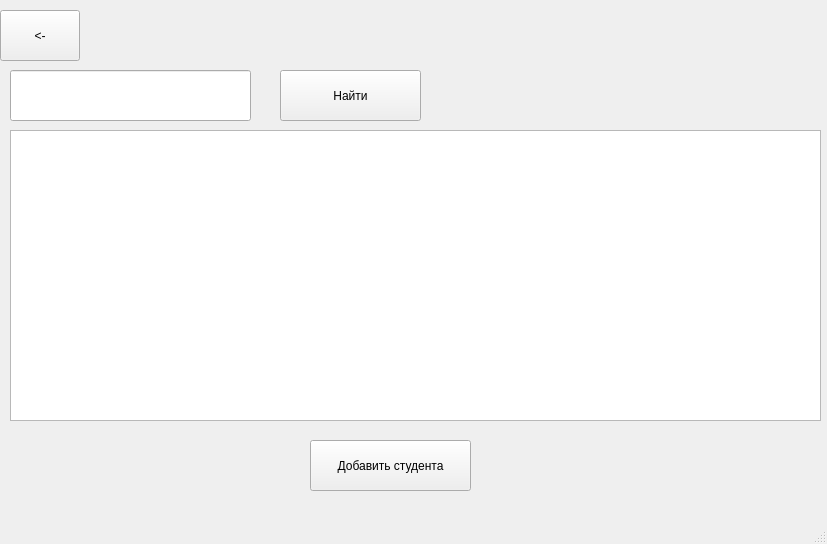
Old version of the form qt/only_add.ui in the repository andrei-229/valanter_app.
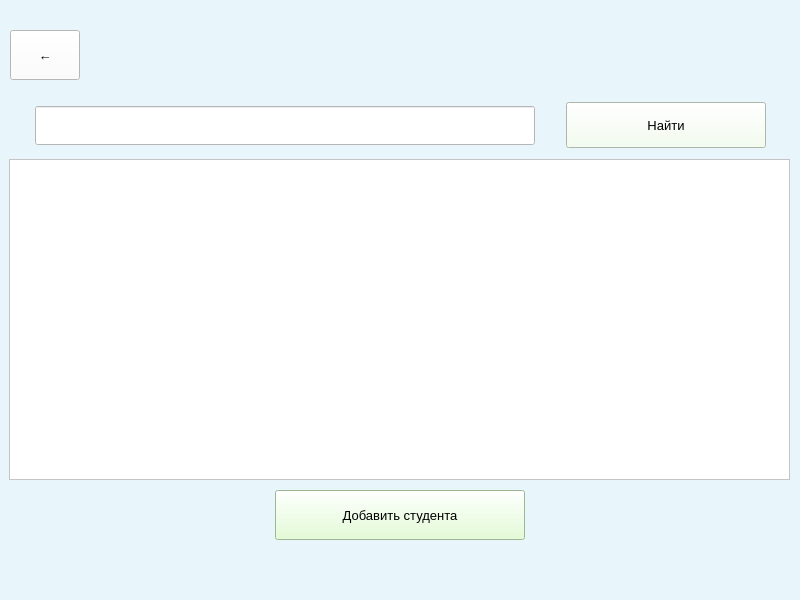
New version of the form.

```diff
--- a/qt/only_add.ui
+++ b/qt/only_add.ui
@@ -6,72 +6,201 @@
    <rect>
     <x>0</x>
     <y>0</y>
-    <width>827</width>
-    <height>544</height>
+    <width>800</width>
+    <height>600</height>
    </rect>
   </property>
+  <property name="minimumSize">
+   <size>
+    <width>800</width>
+    <height>600</height>
+   </size>
+  </property>
+  <property name="maximumSize">
+   <size>
+    <width>800</width>
+    <height>600</height>
+   </size>
+  </property>
   <property name="windowTitle">
    <string>Добавление</string>
   </property>
+  <property name="styleSheet">
+   <string notr="true">background-color: rgb(232, 245, 250);</string>
+  </property>
   <widget class="QWidget" name="centralwidget">
-   <widget class="QTableWidget" name="table_students">
+   <widget class="QWidget" name="horizontalLayoutWidget">
     <property name="geometry">
      <rect>
       <x>10</x>
-      <y>130</y>
-      <width>811</width>
-      <height>291</height>
+      <y>20</y>
+      <width>781</width>
+      <height>71</height>
      </rect>
     </property>
+    <layout class="QHBoxLayout" name="horizontalLayout_9">
+     <item>
+      <widget class="QPushButton" name="back_but">
+       <property name="minimumSize">
+        <size>
+         <width>70</width>
+         <height>50</height>
+        </size>
+       </property>
+       <property name="maximumSize">
+        <size>
+         <width>70</width>
+         <height>50</height>
+        </size>
+       </property>
+       <property name="font">
+        <font>
+         <pointsize>10</pointsize>
+        </font>
+       </property>
+       <property name="styleSheet">
+        <string notr="true">background-color: rgb(255, 255, 255);</string>
+       </property>
+       <property name="text">
+        <string>←</string>
+       </property>
+      </widget>
+     </item>
+     <item>
+      <spacer name="horizontalSpacer">
+       <property name="orientation">
+        <enum>Qt::Horizontal</enum>
+       </property>
+       <property name="sizeHint" stdset="0">
+        <size>
+         <width>40</width>
+         <height>20</height>
+        </size>
+       </property>
+      </spacer>
+     </item>
+    </layout>
    </widget>
-   <widget class="QLineEdit" name="input_name">
+   <widget class="QWidget" name="horizontalLayoutWidget_2">
     <property name="geometry">
      <rect>
       <x>10</x>
-      <y>70</y>
-      <width>241</width>
-      <height>51</height>
+      <y>90</y>
+      <width>781</width>
+      <height>71</height>
      </rect>
     </property>
+    <layout class="QHBoxLayout" name="horizontalLayout_10">
+     <item>
+      <widget class="QLineEdit" name="input_name">
+       <property name="minimumSize">
+        <size>
+         <width>500</width>
+         <height>0</height>
+        </size>
+       </property>
+       <property name="maximumSize">
+        <size>
+         <width>500</width>
+         <height>16777215</height>
+        </size>
+       </property>
+       <property name="font">
+        <font>
+         <pointsize>20</pointsize>
+        </font>
+       </property>
+       <property name="styleSheet">
+        <string notr="true">background-color: rgb(255, 255, 255);</string>
+       </property>
+      </widget>
+     </item>
+     <item>
+      <widget class="QPushButton" name="search_btn">
+       <property name="minimumSize">
+        <size>
+         <width>200</width>
+         <height>46</height>
+        </size>
+       </property>
+       <property name="maximumSize">
+        <size>
+         <width>200</width>
+         <height>46</height>
+        </size>
+       </property>
+       <property name="font">
+        <font>
+         <pointsize>10</pointsize>
+        </font>
+       </property>
+       <property name="styleSheet">
+        <string notr="true">background-color: rgb(242, 255, 235);</string>
+       </property>
+       <property name="text">
+        <string>Найти</string>
+       </property>
+      </widget>
+     </item>
+    </layout>
    </widget>
-   <widget class="QPushButton" name="search_but">
+   <widget class="QWidget" name="verticalLayoutWidget">
     <property name="geometry">
      <rect>
-      <x>280</x>
-      <y>70</y>
-      <width>141</width>
-      <height>51</height>
+      <x>9</x>
+      <y>159</y>
+      <width>781</width>
+      <height>321</height>
      </rect>
     </property>
-    <property name="text">
-     <string>Найти</string>
-    </property>
+    <layout class="QVBoxLayout" name="verticalLayout">
+     <item>
+      <widget class="QTableWidget" name="table_students">
+       <property name="styleSheet">
+        <string notr="true">background-color: rgb(255, 255, 255);</string>
+       </property>
+      </widget>
+     </item>
+    </layout>
    </widget>
-   <widget class="QPushButton" name="back_but">
+   <widget class="QWidget" name="horizontalLayoutWidget_3">
     <property name="geometry">
      <rect>
-      <x>0</x>
-      <y>10</y>
-      <width>80</width>
-      <height>51</height>
+      <x>10</x>
+      <y>480</y>
+      <width>781</width>
+      <height>71</height>
      </rect>
     </property>
-    <property name="text">
-     <string>&lt;-</string>
-    </property>
-   </widget>
-   <widget class="QPushButton" name="add_but">
-    <property name="geometry">
-     <rect>
-      <x>310</x>
-      <y>440</y>
-      <width>161</width>
-      <height>51</height>
-     </rect>
-    </property>
-    <property name="text">
-     <string>Добавить студента</string>
-    </property>
+    <layout class="QHBoxLayout" name="horizontalLayout_11">
+     <item>
+      <widget class="QPushButton" name="add_btn">
+       <property name="minimumSize">
+        <size>
+         <width>250</width>
+         <height>50</height>
+        </size>
+       </property>
+       <property name="maximumSize">
+        <size>
+         <width>250</width>
+         <height>50</height>
+        </size>
+       </property>
+       <property name="font">
+        <font>
+         <pointsize>10</pointsize>
+        </font>
+       </property>
+       <property name="styleSheet">
+        <string notr="true">background-color: rgb(221, 255, 204);</string>
+       </property>
+       <property name="text">
+        <string>Добавить студента</string>
+       </property>
+      </widget>
+     </item>
+    </layout>
    </widget>
   </widget>
   <widget class="QMenuBar" name="menubar">
```
Left out of the diff: 4 changed lines with no effect on the pictures.
